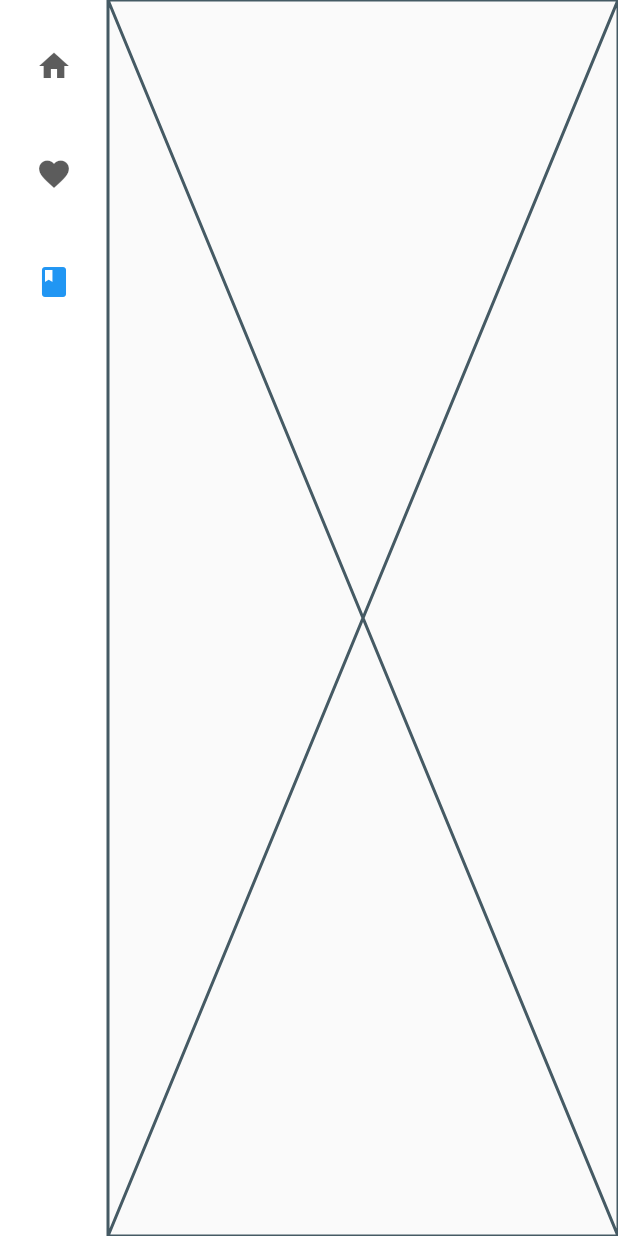
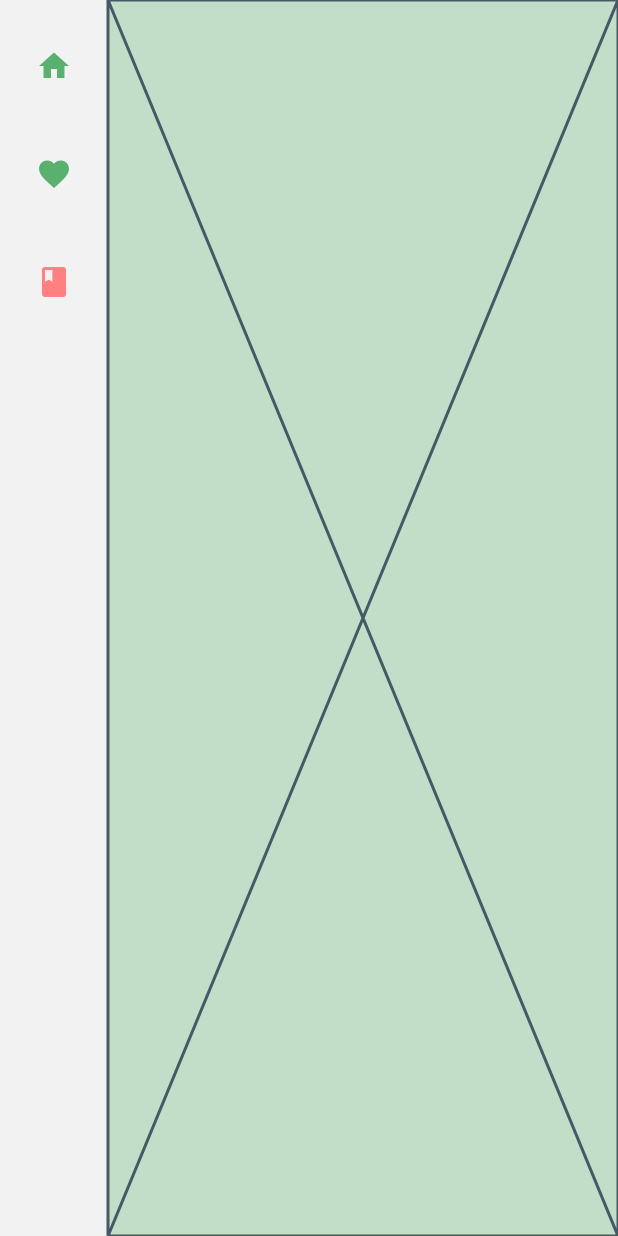
Before and after one commit to valexand-ulb/codex-woltiensis, a Flutter app: the screen it shows after launch, after a tap on "Favorites", after a tap on "Read", on a phone screen of 412 x 824 dp. Run offline on Flutter 3.47's test engine with Material 2 defaults, Android fonts, the phone set to English and light mode, and no system bars; our stand-ins replace sqflite; accounts and stored records are empty.

Commit message:
- beginning of two themes : Original and Light. Need more work since i'm not a designer

```diff
--- a/lib/main.dart
+++ b/lib/main.dart
@@ -3,11 +3,39 @@ import 'package:flutter/material.dart';
 import 'package:codex_woltiensis_demo/model/database/database.dart';
 import 'package:codex_woltiensis_demo/model/listed_song.dart';
 import 'package:codex_woltiensis_demo/view/menu_page.dart';
+import 'package:codex_woltiensis_demo/model/theme.dart';
+
+import 'model/song.dart';
 
 Future<void> main() async {
   WidgetsFlutterBinding.ensureInitialized();
   CodexDatabase database = CodexDatabase.get();
   ListedSong ls = ListedSong.instance;
+
+  database.updateSong(Song(
+    id: 1,
+    title: 'Test1',
+    writer: 'writter 1',
+    lyrics: 'Test',
+    liked: false,)
+  );
+
+  database.updateSong(Song(
+    id: 2,
+    title: 'Test2',
+    writer: 'writter 2',
+    lyrics: 'Test',
+    liked: false,)
+  );
+
+  database.updateSong(Song(
+    id: 3,
+    title: 'Test3',
+    writer: 'writter 3',
+    lyrics: 'Test',
+    liked: false,)
+  );
+
   await ls.setLists();
 
 
@@ -18,12 +46,12 @@ Future<void> main() async {
 class MyApp extends StatelessWidget {
   const MyApp({super.key});
 
-  // This widget is the root of your application.
   @override
   Widget build(BuildContext context) {
-    return const MaterialApp(
+    return MaterialApp(
       title: 'Codex Woltiensis Demo',
-      home: MyHomePage(),
+      theme: CustomTheme.themeDataLight,
+      home: const MyHomePage(),
     );
   }
 }
--- /dev/null
+++ b/lib/model/theme.dart
@@ -0,0 +1,161 @@
+import 'package:flutter/material.dart';
+
+class CustomTheme {
+  static ThemeData get themeDataLight {
+    const Color _primaryColor = Color.fromRGBO(242, 242, 242, 1); // 60% of the ui
+    const Color _backgroundColor = Color.fromRGBO(194, 222, 201,1); // 60% of the ui
+    const Color _secondaryColor = Color.fromRGBO(3, 140, 37, 1); // 30% of the ui
+    const Color _secondaryColorLight = Color.fromRGBO(145, 253, 145,1); // 30% of the ui
+    const Color _accentColor = Color.fromRGBO(255, 128, 128, 1); // 10% of the ui
+
+    const Color _textColor = Colors.black87;//Color.fromRGBO(0, 0, 0, 1);
+
+    const Color _redWoltje = Color.fromRGBO(161, 0, 9, 1);
+    const Color _redWoltjeLight = Color.fromRGBO(237, 38, 50, 1);
+
+    return ThemeData(
+
+      primaryColor: _primaryColor,
+      scaffoldBackgroundColor: _backgroundColor,
+      textTheme: const TextTheme(
+        displayLarge: TextStyle(color: _textColor),
+        displayMedium: TextStyle(color: _textColor),
+        displaySmall: TextStyle(color: _textColor),
+        headlineMedium: TextStyle(color: _textColor),
+        headlineSmall: TextStyle(color: _textColor),
+        titleLarge: TextStyle(color: _textColor),
+        titleMedium: TextStyle(color: _textColor),
+        titleSmall: TextStyle(color: _textColor),
+        bodyLarge: TextStyle(color: _textColor),
+        bodyMedium: TextStyle(color: _textColor),
+        bodySmall: TextStyle(color: _textColor),
+        labelLarge: TextStyle(color: _textColor),
+      ),
+      dividerColor: _textColor.withOpacity(0.5),
+      buttonTheme: const ButtonThemeData(
+        buttonColor: _accentColor,
+        textTheme: ButtonTextTheme.primary,
+      ),
+      colorScheme: const ColorScheme(
+        primary: _primaryColor,
+        secondary: _secondaryColor,
+        surface: Colors.white,
+        background: Colors.white,
+        error: Colors.red,
+        onPrimary: Colors.white,
+        onSecondary: Colors.white,
+        onSurface: _textColor,
+        onBackground: _textColor,
+        onError: Colors.white,
+        brightness: Brightness.light,
+      ).copyWith(background: Colors.white).copyWith(secondary: _accentColor),
+      cardTheme: CardTheme(
+        elevation: 4.0,
+        shape: RoundedRectangleBorder(
+          borderRadius: BorderRadius.circular(8.0),
+          side : const BorderSide(
+            color: Colors.grey,
+            width: 1.75,
+          ),
+        ),
+        color: Colors.white,
+        shadowColor: Colors.grey.withOpacity(0.3),
+      ),
+      navigationRailTheme: NavigationRailThemeData(
+        backgroundColor: _primaryColor,
+        selectedIconTheme: const IconThemeData(
+          color: _accentColor,
+        ),
+        selectedLabelTextStyle: const TextStyle(
+          color: _accentColor,
+          fontWeight: FontWeight.bold,
+        ),
+        unselectedIconTheme: const IconThemeData(
+          color: _secondaryColor,
+        ),
+        unselectedLabelTextStyle: TextStyle(
+          color: _textColor.withOpacity(0.6),
+          fontWeight: FontWeight.normal,
+        ),
+      ),
+    );
+  }
+
+  static ThemeData get themeDataOriginal {
+    const Color _primaryColor = Color.fromRGBO(161, 0, 9, 0.7); // 60% of the ui
+    const Color _backgroundColor = Color.fromRGBO(237, 38, 50, 1); // 60% of the ui
+    const Color _secondaryColor = Color.fromRGBO(242,137,7,1); // 30% of the ui
+    const Color _secondaryColorLight = Color.fromRGBO(242,203,5,1); // 30% of the ui
+    const Color _accentColor = Color.fromRGBO(242,203,5,1); // 10% of the ui
+
+    const Color _textColor = Colors.black87;//Color.fromRGBO(0, 0, 0, 1);
+
+
+    return ThemeData(
+
+      primaryColor: _primaryColor,
+      scaffoldBackgroundColor: _backgroundColor,
+      textTheme: const TextTheme(
+        displayLarge: TextStyle(color: _textColor),
+        displayMedium: TextStyle(color: _textColor),
+        displaySmall: TextStyle(color: _textColor),
+        headlineMedium: TextStyle(color: _textColor),
+        headlineSmall: TextStyle(color: _textColor),
+        titleLarge: TextStyle(color: _textColor),
+        titleMedium: TextStyle(color: _textColor),
+        titleSmall: TextStyle(color: _textColor),
+        bodyLarge: TextStyle(color: _textColor),
+        bodyMedium: TextStyle(color: _textColor),
+        bodySmall: TextStyle(color: _textColor),
+        labelLarge: TextStyle(color: _textColor),
+      ),
+      dividerColor: _textColor.withOpacity(0.5),
+      buttonTheme: const ButtonThemeData(
+        buttonColor: _accentColor,
+        textTheme: ButtonTextTheme.primary,
+      ),
+      colorScheme: const ColorScheme(
+        primary: _primaryColor,
+        secondary: _secondaryColor,
+        surface: Colors.white,
+        background: Colors.white,
+        error: Colors.red,
+        onPrimary: Colors.white,
+        onSecondary: Colors.white,
+        onSurface: _textColor,
+        onBackground: _textColor,
+        onError: Colors.white,
+        brightness: Brightness.light,
+      ).copyWith(background: Colors.white).copyWith(secondary: _accentColor),
+      cardTheme: CardTheme(
+        elevation: 8.0,
+        shape: RoundedRectangleBorder(
+          borderRadius: BorderRadius.circular(8.0),
+          side : const BorderSide(
+            color: Colors.grey,
+            width: 1.75,
+          ),
+        ),
+        color: Colors.white,
+        shadowColor: Colors.black87.withOpacity(0.8),
+      ),
+      navigationRailTheme: NavigationRailThemeData(
+        backgroundColor: _primaryColor,
+        selectedIconTheme: const IconThemeData(
+          color: _accentColor,
+        ),
+        selectedLabelTextStyle: const TextStyle(
+          color: _accentColor,
+          fontWeight: FontWeight.bold,
+        ),
+        unselectedIconTheme: const IconThemeData(
+          color: _secondaryColor,
+        ),
+        unselectedLabelTextStyle: TextStyle(
+          color: _textColor.withOpacity(0.6),
+          fontWeight: FontWeight.normal,
+        ),
+      ),
+    );
+  }
+}
--- a/lib/view/song_card.dart
+++ b/lib/view/song_card.dart
@@ -60,7 +60,7 @@ class _SongCardState extends State<SongCard> {
                     },
                     icon: Icon(
                       _likedIcon,
-                      color: Colors.pink,
+                      color: Theme.of(context).colorScheme.secondary,
                       size: 24.0,
                     )
                 ),
```
